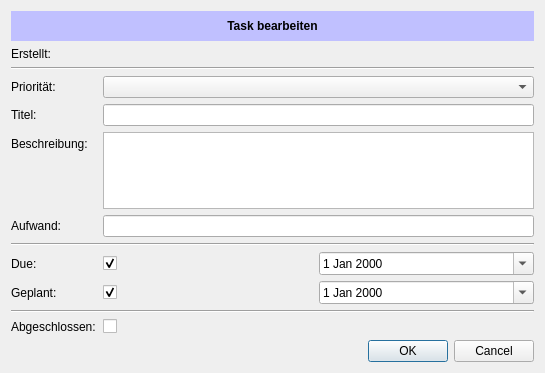
The window that src/widgets/ui/taskeditwidget.ui (choenig/tingy) describes before a commit, drawn with Qt 5.
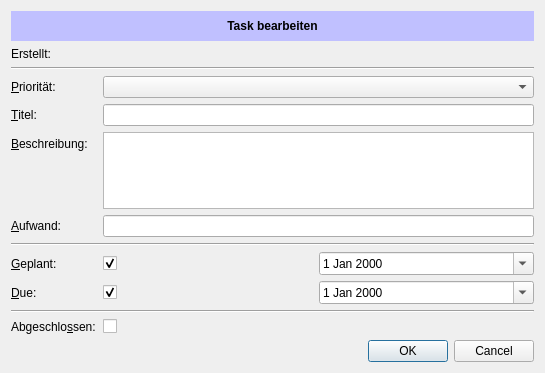
The same window after the commit.

Commit message: Multiple minor enhancements: * move duedate below planned date in edit dialog * do not convert // to newline in strings line http://www.hoenig.cc

```diff
--- a/src/widgets/ui/taskeditwidget.ui
+++ b/src/widgets/ui/taskeditwidget.ui
@@ -136,7 +136,10 @@
    <item row="5" column="0">
     <widget class="QLabel" name="label_3">
      <property name="text">
-      <string>Beschreibung:</string>
+      <string>&amp;Beschreibung:</string>
+     </property>
+     <property name="buddy">
+      <cstring>leDescription</cstring>
      </property>
     </widget>
    </item>
@@ -150,7 +153,10 @@
    <item row="6" column="0">
     <widget class="QLabel" name="label_9">
      <property name="text">
-      <string>Aufwand:</string>
+      <string>&amp;Aufwand:</string>
+     </property>
+     <property name="buddy">
+      <cstring>leEffort</cstring>
      </property>
     </widget>
    </item>
@@ -164,14 +170,17 @@
      </property>
     </widget>
    </item>
-   <item row="9" column="0">
+   <item row="10" column="0">
     <widget class="QLabel" name="label_6">
      <property name="text">
-      <string>Due:</string>
+      <string>&amp;Due:</string>
+     </property>
+     <property name="buddy">
+      <cstring>chkDue</cstring>
      </property>
     </widget>
    </item>
-   <item row="9" column="1">
+   <item row="10" column="1">
     <layout class="QHBoxLayout" name="horizontalLayout">
      <property name="spacing">
       <number>0</number>
@@ -195,45 +204,17 @@
      </item>
     </layout>
    </item>
-   <item row="10" column="0">
-    <widget class="QLabel" name="label_7">
-     <property name="text">
-      <string>Geplant:</string>
-     </property>
-    </widget>
-   </item>
-   <item row="10" column="1">
-    <layout class="QHBoxLayout" name="horizontalLayout_2">
-     <property name="spacing">
-      <number>0</number>
-     </property>
-     <item>
-      <widget class="QCheckBox" name="chkPlanned">
-       <property name="text">
-        <string/>
-       </property>
-       <property name="checked">
-        <bool>true</bool>
-       </property>
-      </widget>
-     </item>
-     <item>
-      <widget class="QDateEdit" name="calPlanned">
-       <property name="calendarPopup">
-        <bool>true</bool>
-       </property>
-      </widget>
-     </item>
-    </layout>
-   </item>
-   <item row="12" column="0">
+   <item row="13" column="0">
     <widget class="QLabel" name="lblDone">
      <property name="text">
-      <string>Abgeschlossen:</string>
+      <string>Abgeschlo&amp;ssen:</string>
+     </property>
+     <property name="buddy">
+      <cstring>chkDone</cstring>
      </property>
     </widget>
    </item>
-   <item row="12" column="1">
+   <item row="13" column="1">
     <layout class="QHBoxLayout" name="horizontalLayout_3">
      <property name="spacing">
       <number>0</number>
@@ -254,14 +235,14 @@
      </item>
     </layout>
    </item>
-   <item row="13" column="0" colspan="2">
+   <item row="14" column="0" colspan="2">
     <widget class="QDialogButtonBox" name="btnGroup">
      <property name="standardButtons">
       <set>QDialogButtonBox::Cancel|QDialogButtonBox::Ok</set>
      </property>
     </widget>
    </item>
-   <item row="11" column="0" colspan="2">
+   <item row="12" column="0" colspan="2">
     <widget class="Line" name="line_3">
      <property name="orientation">
       <enum>Qt::Horizontal</enum>
@@ -271,7 +252,10 @@
    <item row="3" column="0">
     <widget class="QLabel" name="label_4">
      <property name="text">
-      <string>Priorität:</string>
+      <string>&amp;Priorität:</string>
+     </property>
+     <property name="buddy">
+      <cstring>cbPrio</cstring>
      </property>
     </widget>
    </item>
@@ -288,13 +272,50 @@
    <item row="4" column="0">
     <widget class="QLabel" name="label_2">
      <property name="text">
-      <string>Titel:</string>
+      <string>&amp;Titel:</string>
+     </property>
+     <property name="buddy">
+      <cstring>leTitle</cstring>
      </property>
     </widget>
    </item>
    <item row="4" column="1">
     <widget class="QLineEdit" name="leTitle"/>
    </item>
+   <item row="9" column="0">
+    <widget class="QLabel" name="label_7">
+     <property name="text">
+      <string>&amp;Geplant:</string>
+     </property>
+     <property name="buddy">
+      <cstring>chkPlanned</cstring>
+     </property>
+    </widget>
+   </item>
+   <item row="9" column="1">
+    <layout class="QHBoxLayout" name="horizontalLayout_2">
+     <property name="spacing">
+      <number>0</number>
+     </property>
+     <item>
+      <widget class="QCheckBox" name="chkPlanned">
+       <property name="text">
+        <string/>
+       </property>
+       <property name="checked">
+        <bool>true</bool>
+       </property>
+      </widget>
+     </item>
+     <item>
+      <widget class="QDateEdit" name="calPlanned">
+       <property name="calendarPopup">
+        <bool>true</bool>
+       </property>
+      </widget>
+     </item>
+    </layout>
+   </item>
   </layout>
  </widget>
  <tabstops>
```
Left out of the diff: 21 changed lines with no effect on the pictures. The commit also changes 3 other files.
